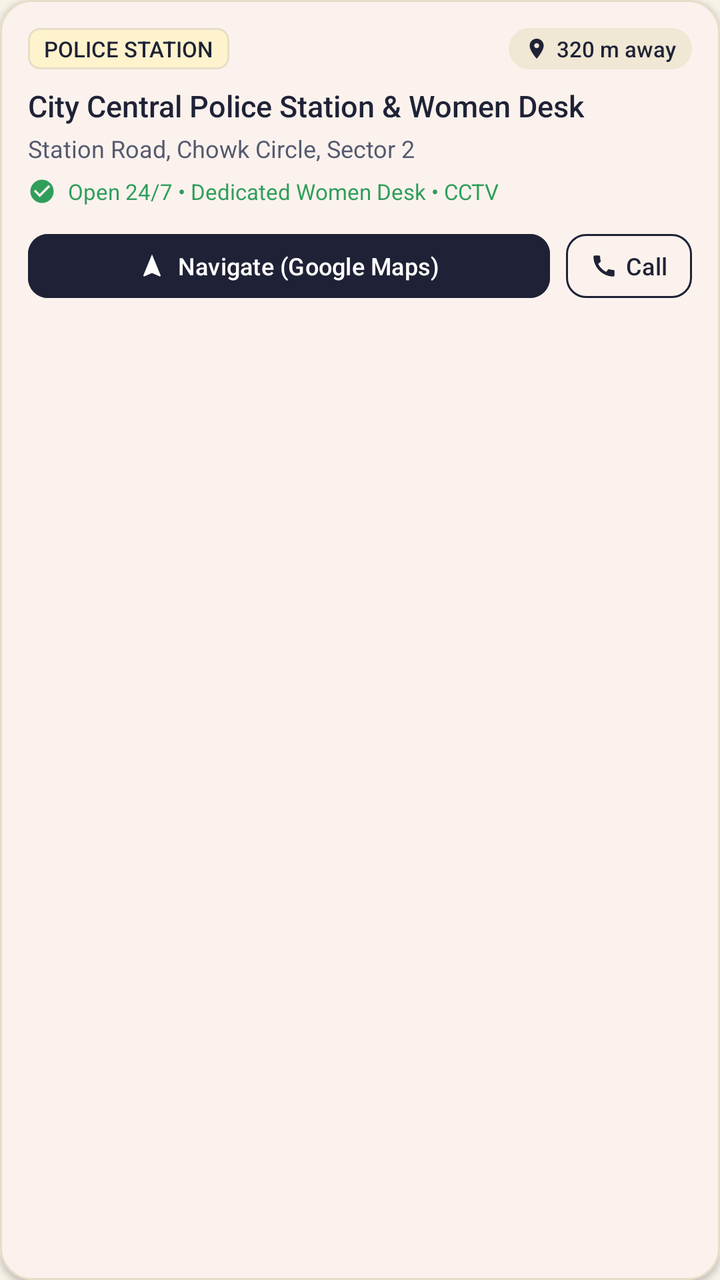
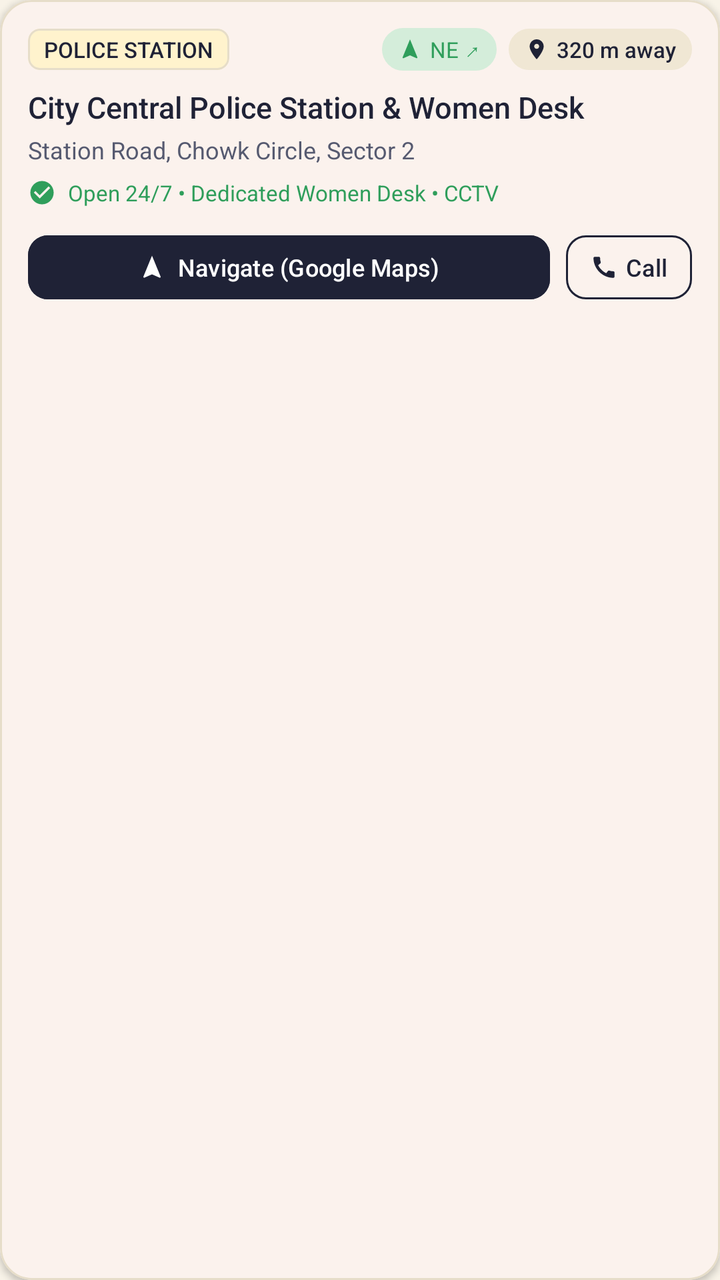

Before-and-after screenshots of an Android layout around one commit, followed by the original layout XML and the change that was made.
<!-- AndroidManifest.xml: application theme Theme.EmpowHer -->
<!-- res/layout/item_nearby_safe_place.xml -->
<?xml version="1.0" encoding="utf-8"?>
<com.google.android.material.card.MaterialCardView xmlns:android="http://schemas.android.com/apk/res/android"
    xmlns:app="http://schemas.android.com/apk/res-auto"
    android:id="@+id/card_safe_place_item"
    android:layout_width="match_parent"
    android:layout_height="wrap_content"
    android:layout_marginHorizontal="16dp"
    android:layout_marginVertical="6dp"
    app:cardBackgroundColor="@color/woshield_card_bg"
    app:cardCornerRadius="16dp"
    app:cardElevation="2dp"
    app:strokeColor="@color/card_stroke"
    app:strokeWidth="1dp">

    <LinearLayout
        android:layout_width="match_parent"
        android:layout_height="wrap_content"
        android:orientation="vertical"
        android:padding="14dp">

        
        <LinearLayout
            android:layout_width="match_parent"
            android:layout_height="wrap_content"
            android:gravity="center_vertical"
            android:orientation="horizontal">

            <com.google.android.material.card.MaterialCardView
                android:id="@+id/card_category_badge"
                android:layout_width="wrap_content"
                android:layout_height="wrap_content"
                app:cardBackgroundColor="@color/light_lavender"
                app:cardCornerRadius="6dp"
                app:cardElevation="0dp">

                <TextView
                    android:id="@+id/tv_category"
                    android:layout_width="wrap_content"
                    android:layout_height="wrap_content"
                    android:fontFamily="sans-serif-medium"
                    android:paddingHorizontal="8dp"
                    android:paddingVertical="3dp"
                    android:text="POLICE STATION"
                    android:textColor="@color/deep_purple"
                    android:textSize="11sp" />
            </com.google.android.material.card.MaterialCardView>

            <View
                android:layout_width="0dp"
                android:layout_height="1dp"
                android:layout_weight="1" />

            
            <LinearLayout
                android:layout_width="wrap_content"
                android:layout_height="wrap_content"
                android:background="@drawable/rounded_corner"
                android:backgroundTint="@color/soft_violet_surface"
                android:gravity="center_vertical"
                android:orientation="horizontal"
                android:paddingHorizontal="8dp"
                android:paddingVertical="3dp">

                <ImageView
                    android:layout_width="12dp"
                    android:layout_height="12dp"
                    android:contentDescription="Distance Pin"
                    android:src="@drawable/ic_location_pin"
                    app:tint="@color/deep_purple" />

                <TextView
                    android:id="@+id/tv_distance"
                    android:layout_width="wrap_content"
                    android:layout_height="wrap_content"
                    android:layout_marginStart="4dp"
                    android:fontFamily="sans-serif-medium"
                    android:text="320 m away"
                    android:textColor="@color/deep_purple"
                    android:textSize="11sp" />
            </LinearLayout>
        </LinearLayout>

        
        <TextView
            android:id="@+id/tv_place_name"
            android:layout_width="match_parent"
            android:layout_height="wrap_content"
            android:layout_marginTop="8dp"
            android:fontFamily="sans-serif-medium"
            android:text="City Central Police Station &amp; Women Desk"
            android:textColor="@color/text_primary"
            android:textSize="15sp" />

        
        <TextView
            android:id="@+id/tv_place_address"
            android:layout_width="match_parent"
            android:layout_height="wrap_content"
            android:layout_marginTop="3dp"
            android:fontFamily="sans-serif"
            android:text="Station Road, Chowk Circle, Sector 2"
            android:textColor="@color/text_secondary"
            android:textSize="12sp" />

        
        <LinearLayout
            android:layout_width="match_parent"
            android:layout_height="wrap_content"
            android:layout_marginTop="6dp"
            android:gravity="center_vertical"
            android:orientation="horizontal">

            <ImageView
                android:layout_width="14dp"
                android:layout_height="14dp"
                android:contentDescription="Verified"
                android:src="@drawable/ic_check_circle"
                app:tint="@color/status_safe" />

            <TextView
                android:id="@+id/tv_place_status"
                android:layout_width="0dp"
                android:layout_height="wrap_content"
                android:layout_marginStart="6dp"
                android:layout_weight="1"
                android:fontFamily="sans-serif"
                android:text="Open 24/7 • Dedicated Women Desk • CCTV"
                android:textColor="@color/status_safe"
                android:textSize="11sp" />
        </LinearLayout>

        
        <LinearLayout
            android:layout_width="match_parent"
            android:layout_height="wrap_content"
            android:layout_marginTop="10dp"
            android:gravity="center_vertical"
            android:orientation="horizontal">

            <com.google.android.material.button.MaterialButton
                android:id="@+id/btn_navigate"
                style="@style/Widget.Material3.Button"
                android:layout_width="0dp"
                android:layout_height="40dp"
                android:layout_weight="1"
                android:backgroundTint="@color/deep_purple"
                android:paddingHorizontal="12dp"
                android:paddingVertical="0dp"
                android:text="Navigate (Google Maps)"
                android:textColor="@color/white"
                android:textSize="12sp"
                app:cornerRadius="10dp"
                app:icon="@drawable/ic_navigation"
                app:iconGravity="textStart"
                app:iconPadding="6dp"
                app:iconSize="14dp"
                app:iconTint="@color/white" />

            <com.google.android.material.button.MaterialButton
                android:id="@+id/btn_call"
                style="@style/Widget.Material3.Button.OutlinedButton"
                android:layout_width="wrap_content"
                android:layout_height="40dp"
                android:layout_marginStart="8dp"
                android:minWidth="0dp"
                android:paddingHorizontal="12dp"
                android:paddingVertical="0dp"
                android:text="Call"
                android:textColor="@color/deep_purple"
                android:textSize="12sp"
                app:cornerRadius="10dp"
                app:icon="@drawable/baseline_call_24"
                app:iconGravity="textStart"
                app:iconPadding="4dp"
                app:iconSize="14dp"
                app:iconTint="@color/deep_purple"
                app:strokeColor="@color/deep_purple" />
        </LinearLayout>

    </LinearLayout>
</com.google.android.material.card.MaterialCardView>
<!-- resources referenced by this layout -->
<resources>
  <color name="card_stroke">#E6DDC9</color>
  <color name="deep_purple">#1F2236</color>
  <color name="light_lavender">#FFF3CD</color>
  <color name="soft_violet_surface">#F0E7D4</color>
  <color name="status_safe">#2F9E5B</color>
  <color name="text_primary">#1F2236</color>
  <color name="text_secondary">#565A70</color>
  <color name="white">#FFFFFF</color>
  <color name="woshield_card_bg">#FFFFFF</color>
  <!-- drawable baseline_call_24 (drawable) -->
  <vector android:height="24dp" android:tint="#000000"
      android:viewportHeight="24" android:viewportWidth="24"
      android:width="24dp" xmlns:android="http://schemas.android.com/apk/res/android">
      <path android:fillColor="@android:color/white" android:pathData="M20.01,15.38c-1.23,0 -2.42,-0.2 -3.53,-0.56 -0.35,-0.12 -0.74,-0.03 -1.01,0.24l-1.57,1.97c-2.83,-1.35 -5.48,-3.9 -6.89,-6.83l1.95,-1.66c0.27,-0.28 0.35,-0.67 0.24,-1.02 -0.37,-1.11 -0.56,-2.3 -0.56,-3.53 0,-0.54 -0.45,-0.99 -0.99,-0.99H4.19C3.65,3 3,3.24 3,3.99 3,13.28 10.73,21 20.01,21c0.71,0 0.99,-0.63 0.99,-1.18v-3.45c0,-0.54 -0.45,-0.99 -0.99,-0.99z"/>
  </vector>
  <!-- drawable ic_check_circle (drawable) -->
  <vector xmlns:android="http://schemas.android.com/apk/res/android"
      android:width="24dp"
      android:height="24dp"
      android:viewportWidth="24"
      android:viewportHeight="24">
      <path
          android:fillColor="#FF18794E"
          android:pathData="M12,2C6.48,2 2,6.48 2,12s4.48,10 10,10 10,-4.48 10,-10S17.52,2 12,2zM10,17l-5,-5 1.41,-1.41L10,14.17l7.59,-7.59L19,8l-9,9z" />
  </vector>
  <!-- drawable ic_location_pin (drawable) -->
  <vector xmlns:android="http://schemas.android.com/apk/res/android"
      android:width="24dp"
      android:height="24dp"
      android:viewportWidth="24"
      android:viewportHeight="24">
      <path
          android:fillColor="#FF6D3DB8"
          android:pathData="M12,2C8.13,2 5,5.13 5,9c0,5.25 7,13 7,13s7,-7.75 7,-13c0,-3.87 -3.13,-7 -7,-7zm0,9.5c-1.38,0 -2.5,-1.12 -2.5,-2.5s1.12,-2.5 2.5,-2.5 2.5,1.12 2.5,2.5 -1.12,2.5 -2.5,2.5z" />
  </vector>
  <!-- drawable ic_navigation (drawable) -->
  <vector xmlns:android="http://schemas.android.com/apk/res/android"
      android:width="24dp"
      android:height="24dp"
      android:viewportWidth="24"
      android:viewportHeight="24">
      <path
          android:fillColor="#FFFFFFFF"
          android:pathData="M12,2L4.5,20.29l0.71,0.71L12,18l6.79,3 0.71,-0.71z" />
  </vector>
  <!-- drawable rounded_corner (drawable) -->
  <?xml version="1.0" encoding="utf-8"?>
  <shape xmlns:android="http://schemas.android.com/apk/res/android"
      android:shape="rectangle">
      <corners android:radius="24dp"/>
      <stroke android:width="1dip" android:color="@color/white"/>
  
  </shape>
  <style name="Theme.EmpowHer" parent="Base.Theme.EmpowHer" />
  <color name="primary">#CC4E08</color>
  <color name="primary_variant">#B34306</color>
  <color name="primary_yellow">#FDDB10</color>
  <color name="surface_card">#FFFFFF</color>
  <color name="woshield_bg">#F8F3E8</color>
  <color name="danger_color">#CC4E08</color>
  <style name="Widget.Woshield.Card" parent="Widget.Material3.CardView.Elevated">
          <item name="cardCornerRadius">@dimen/radius_card</item>
          <item name="cardElevation">@dimen/elevation_card</item>
          <item name="strokeWidth">1dp</item>
          <item name="strokeColor">@color/subtle_border</item>
          <item name="cardBackgroundColor">@color/woshield_card_bg</item>
      </style>
  <dimen name="radius_card">16dp</dimen>
  <dimen name="elevation_card">2dp</dimen>
  <color name="subtle_border">#E6DDC9</color>
  <!-- unchanged entries left out for length: 1 -->
</resources>

<!-- the commit's change to res/layout/item_nearby_safe_place.xml (unified diff, before → after) -->
@@ -49,6 +49,38 @@
                 android:layout_width="0dp"
                 android:layout_height="1dp"
                 android:layout_weight="1" />
+
+            
+            <LinearLayout
+                android:id="@+id/layout_direction_chip"
+                android:layout_width="wrap_content"
+                android:layout_height="wrap_content"
+                android:layout_marginEnd="6dp"
+                android:background="@drawable/rounded_corner"
+                android:backgroundTint="@color/status_safe_bg"
+                android:gravity="center_vertical"
+                android:orientation="horizontal"
+                android:paddingHorizontal="8dp"
+                android:paddingVertical="3dp">
+
+                <ImageView
+                    android:id="@+id/img_direction_compass"
+                    android:layout_width="12dp"
+                    android:layout_height="12dp"
+                    android:contentDescription="Compass Heading"
+                    android:src="@drawable/ic_navigation"
+                    app:tint="@color/status_safe" />
+
+                <TextView
+                    android:id="@+id/tv_direction"
+                    android:layout_width="wrap_content"
+                    android:layout_height="wrap_content"
+                    android:layout_marginStart="4dp"
+                    android:fontFamily="sans-serif-bold"
+                    android:text="NE ↗"
+                    android:textColor="@color/status_safe"
+                    android:textSize="11sp" />
+            </LinearLayout>
 
             
             <LinearLayout
<!-- resource entries referenced after the edit -->
@@ -5,6 +5,7 @@
   <color name="light_lavender">#FFF3CD</color>
   <color name="soft_violet_surface">#F0E7D4</color>
   <color name="status_safe">#2F9E5B</color>
+  <color name="status_safe_bg">#D4EDDA</color>
   <color name="text_primary">#1F2236</color>
   <color name="text_secondary">#565A70</color>
   <color name="white">#FFFFFF</color>
